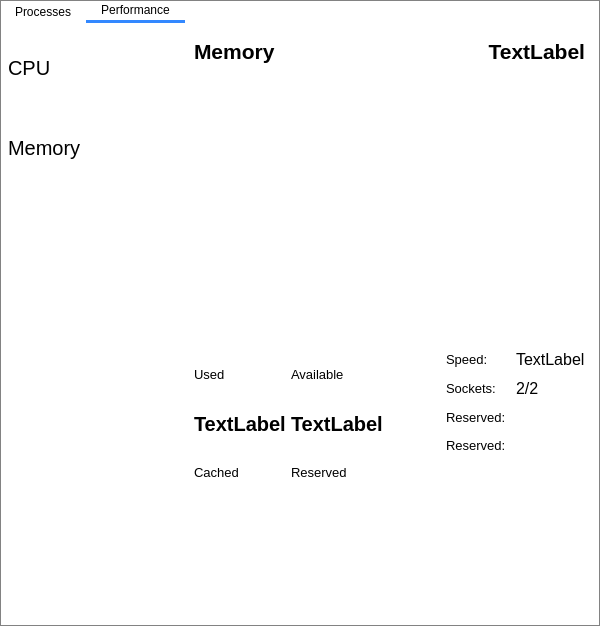
Above: forms/main_window.ui from yuxincs/taskmanager before the change. Below: the same form after it.
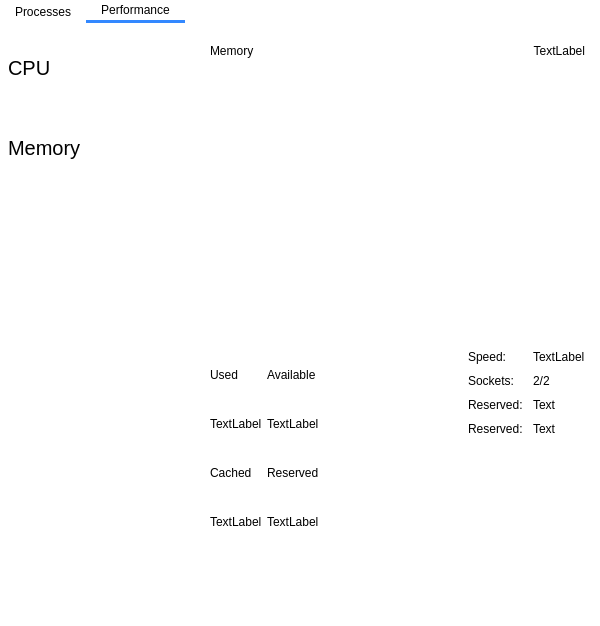
That is the form after the change. The open tabs and pages were chosen to show the change. Custom widgets are drawn as their Qt base class.

Commit message:
Remove font set for Segoe UI.
Segoe UI is microsoft-lincensed font and not free.

What changed in the file:
```diff
--- a/forms/main_window.ui
+++ b/forms/main_window.ui
@@ -21,8 +21,7 @@
   </property>
   <property name="styleSheet">
    <string notr="true">QMainWindow{
-	background-color:white;
-	border:1px solid rgb(130, 130, 130);
+	background-color: white;
 }
 
 QTabBar::tab{
@@ -87,7 +86,6 @@
  	background-color:rgb(51,133,255);
 	border:none;
 	color:rgb(255,255,255);
-	font: 16pt &quot;Segoe UI&quot;;
 }
 
 QPushButton:hover{
@@ -99,41 +97,6 @@
 	background-color:rgb(48,117,220);
 	border:none}
 
-QPushButton#minimizeButton{
-	background:transparent;
-	border:none;
-	color:rgb(255,255,255);
-	font: 20pt &quot;Segoe UI&quot;;
-}
-QPushButton#minimizeButton:hover{
-	background-color:rgba(255,255,255,150);
-}
-QPushButton#minimizeButton:pressed{
-	background-color:rgba(255,255,255,120);
-}
-
-QPushButton#closeButton{
-	background:transparent;
-	border:none;
-	color:rgb(255,255,255);
-	font: 20pt &quot;Segoe UI&quot;;
-}
-QPushButton#closeButton:hover{
-	background-color:rgba(255,255,255,150);
-}
-QPushButton#closeButton:pressed{
-	background-color:rgba(255,255,255,120);
-}
-
-QLabel#titleLabel{
-	font: 14pt &quot;Segoe UI&quot;;
-	color:white;
-}
-
-QWidget#titleWidget{
-	background-color:rgb(0, 118, 255);
-}
-
 QListView{
 	background:transparent;
 	border:none;
@@ -313,14 +276,6 @@
               </property>
               <item>
                <widget class="QLabel" name="cpuLabel">
-                <property name="font">
-                 <font>
-                  <family>Segoe UI</family>
-                  <pointsize>16</pointsize>
-                  <weight>75</weight>
-                  <bold>true</bold>
-                 </font>
-                </property>
                 <property name="text">
                  <string>CPU</string>
                 </property>
@@ -328,14 +283,6 @@
               </item>
               <item>
                <widget class="QLabel" name="cpuName">
-                <property name="font">
-                 <font>
-                  <family>Segoe UI</family>
-                  <pointsize>16</pointsize>
-                  <weight>75</weight>
-                  <bold>true</bold>
-                 </font>
-                </property>
                 <property name="text">
                  <string>TextLabel</string>
                 </property>
@@ -372,12 +319,6 @@
                   </property>
                   <item row="0" column="1">
                    <widget class="QLabel" name="label_3">
-                    <property name="font">
-                     <font>
-                      <family>Segoe UI</family>
-                      <pointsize>10</pointsize>
-                     </font>
-                    </property>
                     <property name="text">
                      <string>Speed</string>
                     </property>
@@ -385,12 +326,6 @@
                   </item>
                   <item row="0" column="0">
                    <widget class="QLabel" name="label_2">
-                    <property name="font">
-                     <font>
-                      <family>Segoe UI</family>
-                      <pointsize>10</pointsize>
-                     </font>
-                    </property>
                     <property name="text">
                      <string>Utilization</string>
                     </property>
@@ -398,14 +333,6 @@
                   </item>
                   <item row="3" column="0">
                    <widget class="QLabel" name="processes">
-                    <property name="font">
-                     <font>
-                      <family>Segoe UI</family>
-                      <pointsize>15</pointsize>
-                      <weight>75</weight>
-                      <bold>true</bold>
-                     </font>
-                    </property>
                     <property name="text">
                      <string>TextLabel</string>
                     </property>
@@ -413,14 +340,6 @@
                   </item>
                   <item row="1" column="0">
                    <widget class="QLabel" name="utilization">
-                    <property name="font">
-                     <font>
-                      <family>Segoe UI</family>
-                      <pointsize>15</pointsize>
-                      <weight>75</weight>
-                      <bold>true</bold>
-                     </font>
-                    </property>
                     <property name="text">
                      <string>TextLabel</string>
                     </property>
@@ -465,14 +384,6 @@
                       </disabled>
                      </palette>
                     </property>
-                    <property name="font">
-                     <font>
-                      <family>Segoe UI</family>
-                      <pointsize>15</pointsize>
-                      <weight>75</weight>
-                      <bold>true</bold>
-                     </font>
-                    </property>
                     <property name="text">
                      <string>TextLabel</string>
                     </property>
@@ -480,14 +391,6 @@
                   </item>
                   <item row="1" column="1">
                    <widget class="QLabel" name="speed">
-                    <property name="font">
-                     <font>
-                      <family>Segoe UI</family>
-                      <pointsize>15</pointsize>
-                      <weight>75</weight>
-                      <bold>true</bold>
-                     </font>
-                    </property>
                     <property name="text">
                      <string>TextLabel</string>
                     </property>
@@ -495,12 +398,6 @@
                   </item>
                   <item row="2" column="0">
                    <widget class="QLabel" name="label_15">
-                    <property name="font">
-                     <font>
-                      <family>Segoe UI</family>
-                      <pointsize>10</pointsize>
-                     </font>
-                    </property>
                     <property name="text">
                      <string>Processes</string>
                     </property>
@@ -508,12 +405,6 @@
                   </item>
                   <item row="2" column="1">
                    <widget class="QLabel" name="label_16">
-                    <property name="font">
-                     <font>
-                      <family>Segoe UI</family>
-                      <pointsize>10</pointsize>
-                     </font>
-                    </property>
                     <property name="text">
                      <string>Temperature</string>
                     </property>
@@ -523,12 +414,6 @@
                 </item>
                 <item>
                  <widget class="QLabel" name="label_12">
-                  <property name="font">
-                   <font>
-                    <family>Segoe UI</family>
-                    <pointsize>10</pointsize>
-                   </font>
-                  </property>
                   <property name="text">
                    <string>Up Time</string>
                   </property>
@@ -536,14 +421,6 @@
                 </item>
                 <item>
                  <widget class="QLabel" name="upTime">
-                  <property name="font">
-                   <font>
-                    <family>Segoe UI</family>
-                    <pointsize>15</pointsize>
-                    <weight>75</weight>
-                    <bold>true</bold>
-                   </font>
-                  </property>
                   <property name="text">
                    <string>TextLabel</string>
                   </property>
@@ -574,12 +451,6 @@
                 </property>
                 <item row="0" column="0">
                  <widget class="QLabel" name="label_6">
-                  <property name="font">
-                   <font>
-                    <family>Segoe UI</family>
-                    <pointsize>10</pointsize>
-                   </font>
-                  </property>
                   <property name="text">
                    <string>Maximum Speed:</string>
                   </property>
@@ -587,14 +458,6 @@
                 </item>
                 <item row="0" column="1">
                  <widget class="QLabel" name="maxSpeed">
-                  <property name="font">
-                   <font>
-                    <family>Segoe UI</family>
-                    <pointsize>12</pointsize>
-                    <weight>50</weight>
-                    <bold>false</bold>
-                   </font>
-                  </property>
                   <property name="text">
                    <string>TextLabel</string>
                   </property>
@@ -602,12 +465,6 @@
                 </item>
                 <item row="1" column="0">
                  <widget class="QLabel" name="label_7">
-                  <property name="font">
-                   <font>
-                    <family>Segoe UI</family>
-                    <pointsize>10</pointsize>
-                   </font>
-                  </property>
                   <property name="text">
                    <string>Cores:</string>
                   </property>
@@ -615,14 +472,6 @@
                 </item>
                 <item row="1" column="1">
                  <widget class="QLabel" name="cores">
-                  <property name="font">
-                   <font>
-                    <family>Segoe UI</family>
-                    <pointsize>12</pointsize>
-                    <weight>50</weight>
-                    <bold>false</bold>
-                   </font>
-                  </property>
                   <property name="text">
                    <string>TextLabel</string>
                   </property>
@@ -630,12 +479,6 @@
                 </item>
                 <item row="2" column="0">
                  <widget class="QLabel" name="label_8">
-                  <property name="font">
-                   <font>
-                    <family>Segoe UI</family>
-                    <pointsize>10</pointsize>
-                   </font>
-                  </property>
                   <property name="text">
                    <string>Logical processors:</string>
                   </property>
@@ -643,14 +486,6 @@
                 </item>
                 <item row="2" column="1">
                  <widget class="QLabel" name="logicalProcessors">
-                  <property name="font">
-                   <font>
-                    <family>Segoe UI</family>
-                    <pointsize>12</pointsize>
-                    <weight>50</weight>
-                    <bold>false</bold>
-                   </font>
-                  </property>
                   <property name="text">
                    <string>TextLabel</string>
                   </property>
@@ -696,14 +531,6 @@
                   <disabled/>
                  </palette>
                 </property>
-                <property name="font">
-                 <font>
-                  <family>Segoe UI</family>
-                  <pointsize>16</pointsize>
-                  <weight>75</weight>
-                  <bold>true</bold>
-                 </font>
-                </property>
                 <property name="text">
                  <string>Memory</string>
                 </property>
@@ -718,14 +545,6 @@
                   <disabled/>
                  </palette>
                 </property>
-                <property name="font">
-                 <font>
-                  <family>Segoe UI</family>
-                  <pointsize>16</pointsize>
-                  <weight>75</weight>
-                  <bold>true</bold>
-                 </font>
-                </property>
                 <property name="text">
                  <string>TextLabel</string>
                 </property>
@@ -767,19 +586,13 @@
                     <disabled/>
                    </palette>
                   </property>
-                  <property name="font">
-                   <font>
-                    <family>Segoe UI</family>
-                    <pointsize>10</pointsize>
-                   </font>
-                  </property>
                   <property name="text">
                    <string>Available</string>
                   </property>
                  </widget>
                 </item>
                 <item row="0" column="0">
-                 <widget class="QLabel" name="label_5">
+                 <widget class="QLabel" name="usedLabel">
                   <property name="palette">
                    <palette>
                     <active/>
@@ -787,12 +600,6 @@
                     <disabled/>
                    </palette>
                   </property>
-                  <property name="font">
-                   <font>
-                    <family>Segoe UI</family>
-                    <pointsize>10</pointsize>
-                   </font>
-                  </property>
                   <property name="text">
                    <string>Used</string>
                   </property>
@@ -800,59 +607,27 @@
                 </item>
                 <item row="3" column="0">
                  <widget class="QLabel" name="cached">
-                  <property name="font">
-                   <font>
-                    <family>Segoe UI</family>
-                    <pointsize>15</pointsize>
-                    <weight>75</weight>
-                    <bold>true</bold>
-                   </font>
-                  </property>
                   <property name="text">
-                   <string/>
+                   <string>TextLabel</string>
                   </property>
                  </widget>
                 </item>
                 <item row="1" column="0">
                  <widget class="QLabel" name="usedMemory">
-                  <property name="font">
-                   <font>
-                    <family>Segoe UI</family>
-                    <pointsize>15</pointsize>
-                    <weight>75</weight>
-                    <bold>true</bold>
-                   </font>
-                  </property>
                   <property name="text">
                    <string>TextLabel</string>
                   </property>
                  </widget>
                 </item>
                 <item row="3" column="1">
-                 <widget class="QLabel" name="threads_2">
-                  <property name="font">
-                   <font>
-                    <family>Segoe UI</family>
-                    <pointsize>15</pointsize>
-                    <weight>75</weight>
-                    <bold>true</bold>
-                   </font>
-                  </property>
+                 <widget class="QLabel" name="reserved">
                   <property name="text">
-                   <string/>
+                   <string>TextLabel</string>
                   </property>
                  </widget>
                 </item>
                 <item row="1" column="1">
                  <widget class="QLabel" name="availableMemory">
-                  <property name="font">
-                   <font>
-                    <family>Segoe UI</family>
-                    <pointsize>15</pointsize>
-                    <weight>75</weight>
-                    <bold>true</bold>
-                   </font>
-                  </property>
                   <property name="text">
                    <string>TextLabel</string>
                   </property>
@@ -867,19 +642,13 @@
                     <disabled/>
                    </palette>
                   </property>
-                  <property name="font">
-                   <font>
-                    <family>Segoe UI</family>
-                    <pointsize>10</pointsize>
-                   </font>
-                  </property>
                   <property name="text">
                    <string>Cached</string>
                   </property>
                  </widget>
                 </item>
                 <item row="2" column="1">
-                 <widget class="QLabel" name="label_19">
+                 <widget class="QLabel" name="reservedLabel">
                   <property name="palette">
                    <palette>
                     <active/>
@@ -887,12 +656,6 @@
                     <disabled/>
                    </palette>
                   </property>
-                  <property name="font">
-                   <font>
-                    <family>Segoe UI</family>
-                    <pointsize>10</pointsize>
-                   </font>
-                  </property>
                   <property name="text">
                    <string>Reserved</string>
                   </property>
@@ -930,12 +693,6 @@
                     <disabled/>
                    </palette>
                   </property>
-                  <property name="font">
-                   <font>
-                    <family>Segoe UI</family>
-                    <pointsize>10</pointsize>
-                   </font>
-                  </property>
                   <property name="text">
                    <string>Speed:</string>
                   </property>
@@ -950,12 +707,6 @@
                     <disabled/>
                    </palette>
                   </property>
-                  <property name="font">
-                   <font>
-                    <family>Segoe UI</family>
-                    <pointsize>10</pointsize>
-                   </font>
-                  </property>
                   <property name="text">
                    <string>Sockets:</string>
                   </property>
@@ -970,12 +721,6 @@
                     <disabled/>
                    </palette>
                   </property>
-                  <property name="font">
-                   <font>
-                    <family>Segoe UI</family>
-                    <pointsize>10</pointsize>
-                   </font>
-                  </property>
                   <property name="text">
                    <string>Reserved:</string>
                   </property>
@@ -983,14 +728,6 @@
                 </item>
                 <item row="0" column="1">
                  <widget class="QLabel" name="maxSpeed_2">
-                  <property name="font">
-                   <font>
-                    <family>Segoe UI</family>
-                    <pointsize>12</pointsize>
-                    <weight>50</weight>
-                    <bold>false</bold>
-                   </font>
-                  </property>
                   <property name="text">
                    <string>TextLabel</string>
                   </property>
@@ -998,14 +735,6 @@
                 </item>
                 <item row="1" column="1">
                  <widget class="QLabel" name="cores_2">
-                  <property name="font">
-                   <font>
-                    <family>Segoe UI</family>
-                    <pointsize>12</pointsize>
-                    <weight>50</weight>
-                    <bold>false</bold>
-                   </font>
-                  </property>
                   <property name="text">
                    <string>2/2</string>
                   </property>
@@ -1013,16 +742,8 @@
                 </item>
                 <item row="2" column="1">
                  <widget class="QLabel" name="logicalProcessors_2">
-                  <property name="font">
-                   <font>
-                    <family>Segoe UI</family>
-                    <pointsize>12</pointsize>
-                    <weight>50</weight>
-                    <bold>false</bold>
-                   </font>
-                  </property>
                   <property name="text">
-                   <string/>
+                   <string>Text</string>
                   </property>
                  </widget>
                 </item>
@@ -1035,12 +756,6 @@
                     <disabled/>
                    </palette>
                   </property>
-                  <property name="font">
-                   <font>
-                    <family>Segoe UI</family>
-                    <pointsize>10</pointsize>
-                   </font>
-                  </property>
                   <property name="text">
                    <string>Reserved:</string>
                   </property>
@@ -1048,16 +763,8 @@
                 </item>
                 <item row="3" column="1">
                  <widget class="QLabel" name="temperature_2">
-                  <property name="font">
-                   <font>
-                    <family>Segoe UI</family>
-                    <pointsize>12</pointsize>
-                    <weight>50</weight>
-                    <bold>false</bold>
-                   </font>
-                  </property>
                   <property name="text">
-                   <string/>
+                   <string>Text</string>
                   </property>
                  </widget>
                 </item>
```
